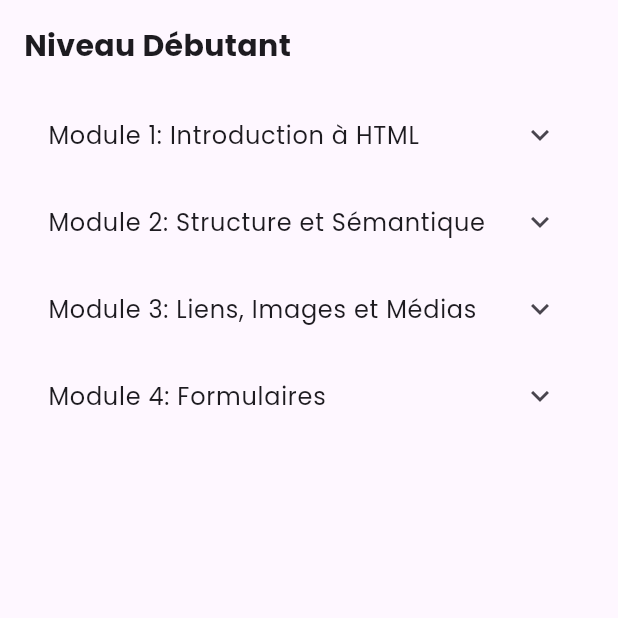
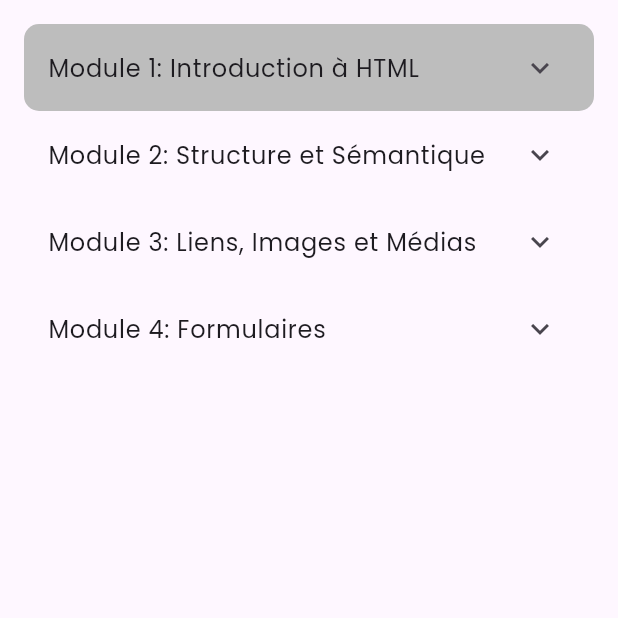
Before and after one commit to Godisouleymane/Nerd-app, a Flutter app: the ScreenHtml screen opened directly, on a phone screen of 412 x 824 dp, the top half of it. Run offline on Flutter 3.47's test engine with Material 3 defaults, Android fonts, the phone set to English and light mode, and no system bars; our stand-ins replace cloud_firestore, firebase_auth, firebase_core, flutter_svg, google_fonts, google_sign_in and 1 more; missing offline and left inert: dev_icons; accounts and stored records are empty.

```diff
--- a/lib/views/parcours/screenHTML.dart
+++ b/lib/views/parcours/screenHTML.dart
@@ -17,12 +17,12 @@ class _ScreenHtmlState extends State<ScreenHtml> {
           child: Column(
             crossAxisAlignment: CrossAxisAlignment.stretch,
             children: [
-              const Text(
-                'Niveau Débutant',
-                style: TextStyle(fontSize: 20, fontWeight: FontWeight.bold),
+              Container(
+                decoration: BoxDecoration(
+                  borderRadius: BorderRadius.circular(10),
+                  color: Colors.grey.shade400
                 ),
-              SizedBox(height: 16),
-              CourseModule(
+                child: CourseModule(
                   moduleName: 'Module 1: Introduction à HTML',
                   courses: const [
                     'Comprendre les bases du HTML',
@@ -30,6 +30,7 @@ class _ScreenHtmlState extends State<ScreenHtml> {
                     'Les éléments et balises HTML les plus courants',
                     'Syntaxe de base HTML',
                   ],
+                ),
               ),
               CourseModule(moduleName: 'Module 2: Structure et Sémantique', courses: [],),
               CourseModule(moduleName: 'Module 3: Liens, Images et Médias', courses: [],),
```
Also changed, not shown: lib/views/parcours/html.dart (+18 -11 lines). Lines whose indentation alone changed are shown as unchanged.
